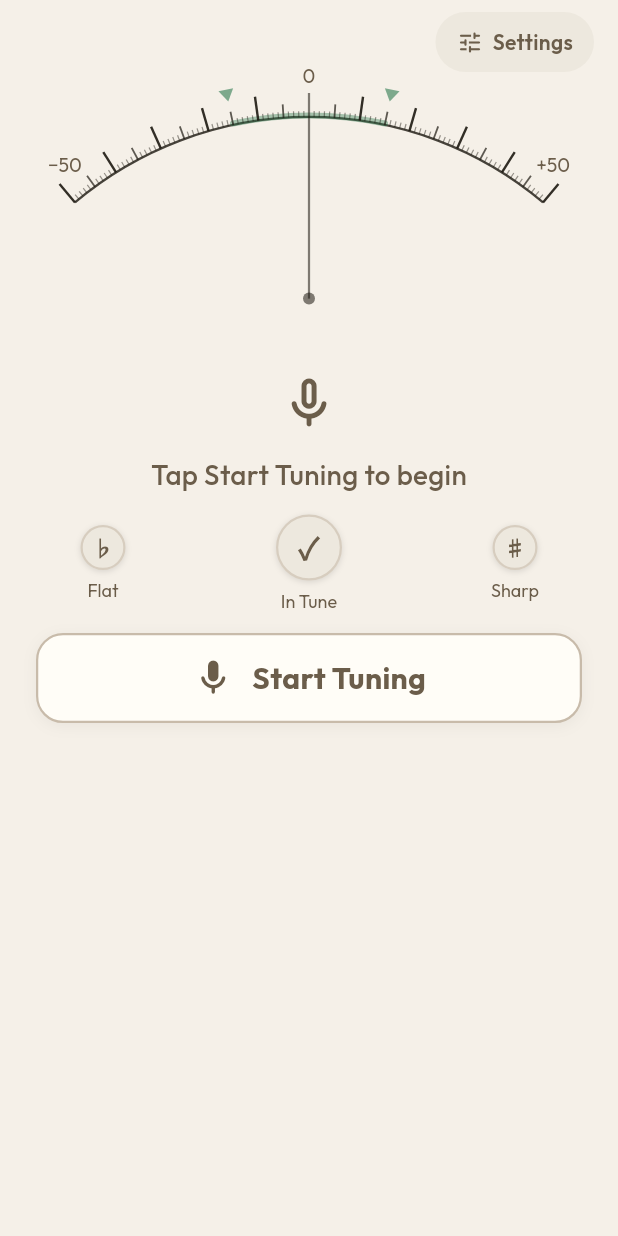
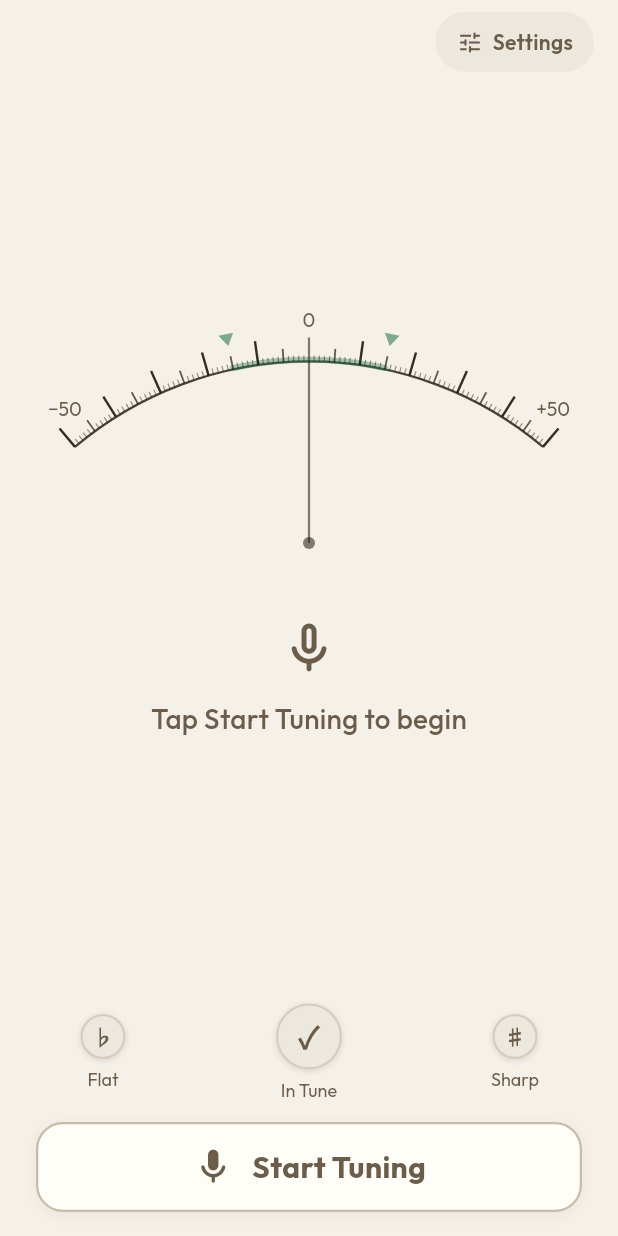
Before and after one commit to elinlin010/harp-tuner, a Flutter app: the screen it shows after launch, on a phone screen of 412 x 824 dp. Run offline on Flutter 3.47's test engine with Material 3 defaults, Android fonts, the phone set to English and light mode, and no system bars; our stand-ins replace audioplayers, flutter_riverpod, google_fonts, permission_handler, shared_preferences; missing offline and left inert: mic_stream, pitch_detector_dart.

Commit message:
fix: Flexible → Expanded so gauge fills space and centers content
Flexible(loose) gave gauge natural height (~272px) and left 263px
of dead space below the button. Expanded forces the gauge to fill
all remaining space; the existing mainAxisAlignment: center inside
TunerGauge then distributes the extra space evenly above and below
the arc, naturally pushing the arc away from the nav bar.

```diff
--- a/lib/screens/tuner_screen.dart
+++ b/lib/screens/tuner_screen.dart
@@ -151,7 +151,7 @@ class _TunerScreenState extends ConsumerState<TunerScreen>
               ),
 
               // ── Gauge + readout (full width, no horizontal padding) ────────
-              Flexible(
+              Expanded(
                 child: TunerGauge(
                   cents: tuner.cents,
                   noteName: noteName,
```
